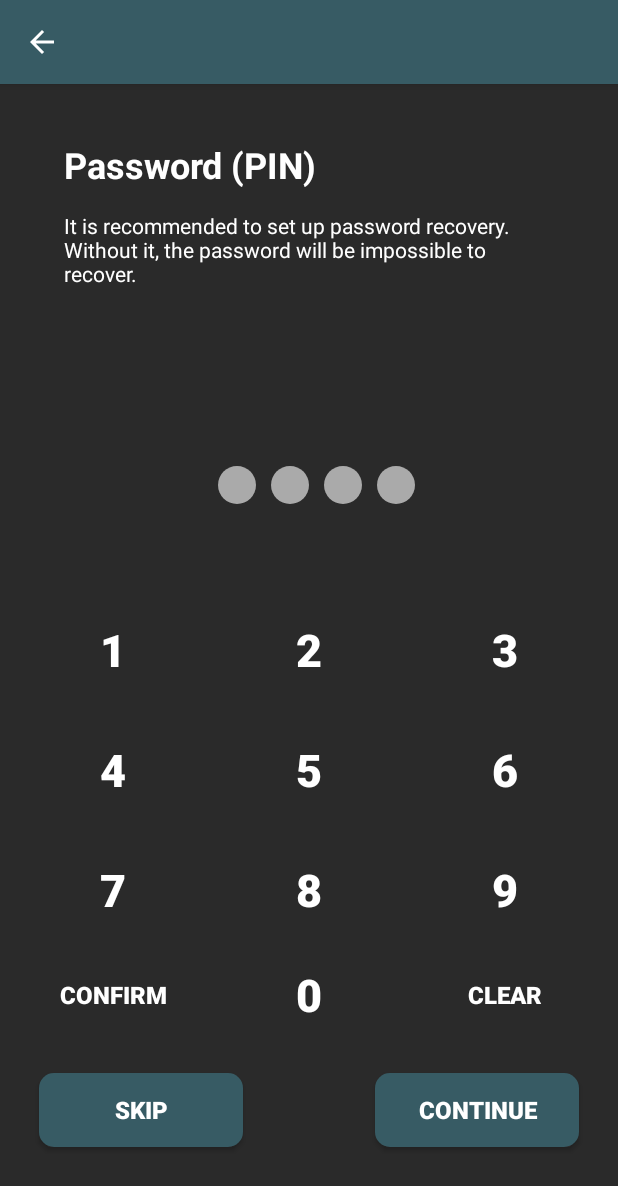
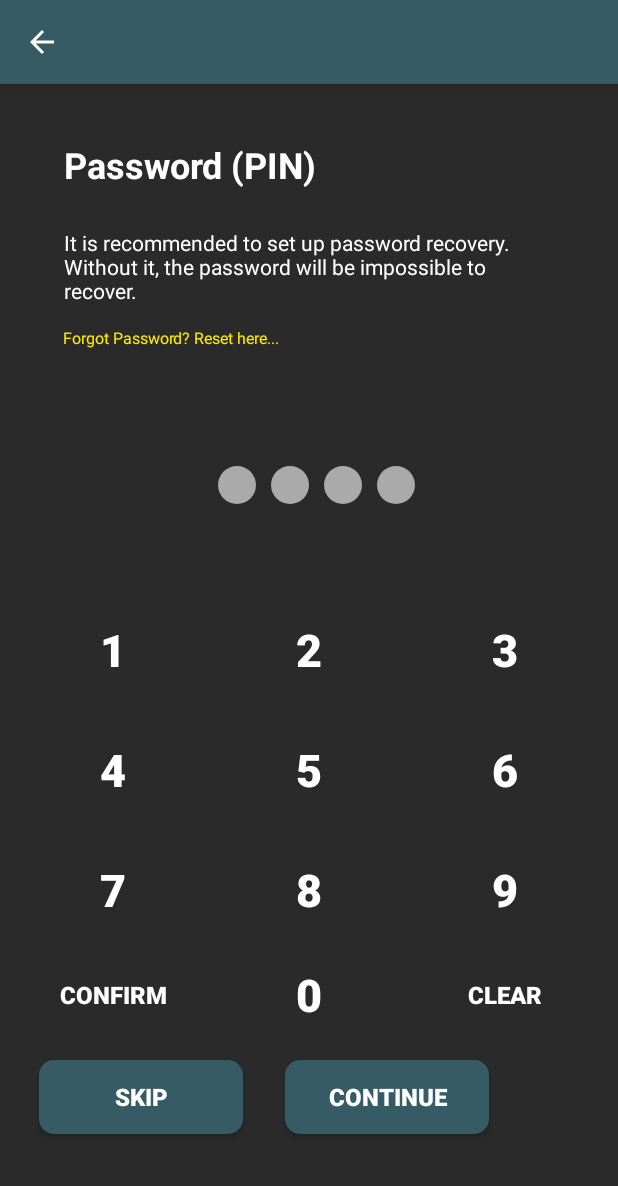
Before and after one commit to Topitops69/TicTacJournal_Official, an Android app: the Password screen opened directly, with no data from a screen before it, after a tap on "CONFIRM", on a phone screen of 412 x 824 dp. Shown: the top 1186 px of the screen. Run offline under Robolectric (Android 15) with nearby library versions, the phone set to English and light mode, and no system bars; our stand-ins replace sdp/ssp sizes.

Commit message:
Added a Password Feature.

```diff
--- a/app/build.gradle
+++ b/app/build.gradle
@@ -63,4 +63,6 @@ dependencies {
     implementation 'androidx.activity:activity-ktx:1.3.0'
     implementation 'androidx.fragment:fragment-ktx:1.3.0'
 
+
+
 }
--- a/app/src/main/java/com/example/tictacjournalofficial/activities/Password.java
+++ b/app/src/main/java/com/example/tictacjournalofficial/activities/Password.java
@@ -1,6 +1,7 @@
 package com.example.tictacjournalofficial.activities;
 
 import androidx.appcompat.app.AppCompatActivity;
+import androidx.constraintlayout.widget.ConstraintLayout;
 
 import android.content.Context;
 import android.content.Intent;
@@ -8,40 +9,67 @@ import android.content.SharedPreferences;
 import android.os.Bundle;
 import android.view.View;
 import android.widget.Button;
+import android.widget.LinearLayout;
+import android.widget.RelativeLayout;
+import android.widget.TextView;
 import android.widget.Toast;
 
 import com.example.tictacjournalofficial.R;
 
 import java.util.ArrayList;
 
+public class Password extends AppCompatActivity implements View.OnClickListener {
 
-public class Password extends AppCompatActivity implements View.OnClickListener{
+    View view_01, view_02, view_03, view_04;
 
 
-    View view_01,view_02, view_03, view_04;
-
-    Button btn_01, btn_02,btn_03,btn_04,btn_05,btn_06,btn_07,btn_08,btn_09,btn_0,btnClear,btnConfirm, btnSkip, btnContinue;
+    RelativeLayout setBlank;
+    Button btn_01, btn_02, btn_03, btn_04, btn_05, btn_06, btn_07, btn_08, btn_09, btn_0, btnClear, btnConfirm, btnSkip, btnContinue;
 
     ArrayList<String> numList = new ArrayList<>();
     String passCode = "";
     String num1, num2, num3, num4;
-
 
     @Override
     protected void onCreate(Bundle savedInstanceState) {
         super.onCreate(savedInstanceState);
         setContentView(R.layout.activity_password);
         initializeComponents();
-        //getSupportActionBar().setTitle("PIN");
+
         getSupportActionBar().setDisplayHomeAsUpEnabled(true);
 
         btnContinue = findViewById(R.id.btnContinue);
         btnSkip = findViewById(R.id.btnSkip);
+        setBlank = findViewById(R.id.blankPass);
 
-        btnSkip.setOnClickListener(View-> startActivity(new Intent(Password.this, Theme.class)));
+        // Check if passcode is set, if it is then hide skip and continue buttons
+        if (getPassCode().length() > 0) {
+            setBlank.setVisibility(View.GONE);
+        }
 
-        btnContinue.setOnClickListener(view-> startActivity(new Intent(Password.this, Theme.class)));
+        btnSkip.setOnClickListener(view -> startActivity(new Intent(Password.this, Theme.class)));
+
+        btnContinue.setOnClickListener(view -> {
+            if (numList.size() == 4) {
+                passCode = num1 + num2 + num3 + num4;
+                if (getPassCode().length() == 0) {
+                    savePassCode(passCode);
+                    Toast.makeText(this, "Passcode set. Please input passcode again.", Toast.LENGTH_SHORT).show();
+                    numList.clear();
+                    passNumber(numList);
+                } else {
+                    matchPassCode();
+                }
+            } else {
+                Toast.makeText(this, "Enter 4 digit passcode", Toast.LENGTH_SHORT).show();
+            }
+        });
+
+        TextView resetPass = findViewById(R.id.resetPass);
+        resetPass.setOnClickListener(v -> resetPassCode());
     }
+
+
 
     private void initializeComponents() {
         view_01 = findViewById(R.id.view_01);
@@ -74,13 +102,11 @@ public class Password extends AppCompatActivity implements View.OnClickListener{
         btn_09.setOnClickListener(this);
         btnClear.setOnClickListener(this);
         btnConfirm.setOnClickListener(this);
-
-
     }
 
     @Override
     public void onClick(View v) {
-        switch (v.getId()){
+        switch (v.getId()) {
             case R.id.btn_0:
                 numList.add("0");
                 passNumber(numList);
@@ -126,26 +152,49 @@ public class Password extends AppCompatActivity implements View.OnClickListener{
                 passNumber(numList);
                 break;
             case R.id.btnConfirm:
-                passCode = num1 + num2 + num3 + num4;
-                if(getPassCode().length() == 0){
-                    savePassCode(passCode);
-                }
-                else{
-                    matchPassCode();
+                if (numList.size() == 4) {
+                    passCode = num1 + num2 + num3 + num4;
+                    if (getPassCode().length() == 0) {
+                        savePassCode(passCode);
+                        Toast.makeText(this, "Passcode set. Please input passcode again.", Toast.LENGTH_SHORT).show();
+                        numList.clear();
+                        passNumber(numList);
+                    } else {
+                        matchPassCode();
+                    }
+                } else if (passCode.equals("reset")) { // Check if passcode is "reset"
+                    resetPassCode();
+                    Toast.makeText(this, "Passcode Reset. Set New Passcode.", Toast.LENGTH_SHORT).show();
+                } else {
+                    Toast.makeText(this, "Enter 4 digit passcode", Toast.LENGTH_SHORT).show();
                 }
                 break;
         }
     }
 
+    private void confirmPassCode() {
+        if (numList.size() == 4) {
+            passCode = num1 + num2 + num3 + num4;
+            if (getPassCode().length() == 0) {
+                savePassCode(passCode);
+            } else {
+                matchPassCode();
+            }
+        } else {
+            Toast.makeText(this, "Enter 4 digit passcode", Toast.LENGTH_SHORT).show();
+            numList.clear(); // Clear the input
+            passNumber(numList); // Update the passcode dots view
+        }
+    }
+
     private void passNumber(ArrayList<String> numList) {
-        if(numList.size() == 0){
+        if (numList.size() == 0) {
             view_01.setBackgroundResource(R.drawable.bg_view_grey_oval);
             view_02.setBackgroundResource(R.drawable.bg_view_grey_oval);
             view_03.setBackgroundResource(R.drawable.bg_view_grey_oval);
             view_04.setBackgroundResource(R.drawable.bg_view_grey_oval);
-        }
-        else{
-            switch(numList.size()){
+        } else {
+            switch (numList.size()) {
                 case 1:
                     num1 = numList.get(0);
                     view_01.setBackgroundResource(R.drawable.bg_view_blue_oval);
@@ -161,36 +210,43 @@ public class Password extends AppCompatActivity implements View.OnClickListener{
                 case 4:
                     num4 = numList.get(3);
                     view_04.setBackgroundResource(R.drawable.bg_view_blue_oval);
-
                     break;
             }
         }
     }
 
     private void matchPassCode() {
-        if(getPassCode().equals(passCode)){
+        if (getPassCode().equals(passCode)) {
+            Toast.makeText(this, "Passcode correct, proceeding...", Toast.LENGTH_SHORT).show();
             startActivity(new Intent(this, Theme.class));
-        }
-        else{
+        } else {
             Toast.makeText(this, "Invalid Passcode. Try Again", Toast.LENGTH_SHORT).show();
+            numList.clear(); // Clear the input
+            passNumber(numList); // Update the passcode dots view
         }
     }
 
-    private SharedPreferences.Editor savePassCode(String passCode)
-    {
+
+    private void savePassCode(String passCode) {
         SharedPreferences preferences = getSharedPreferences("Passcode pref", Context.MODE_PRIVATE);
         SharedPreferences.Editor editor = preferences.edit();
         editor.putString("passcode", passCode);
-        editor.commit();
-
-        return editor;
+        editor.apply();
     }
 
-    private  String getPassCode(){
+    private String getPassCode() {
         SharedPreferences preferences = getSharedPreferences("Passcode pref", Context.MODE_PRIVATE);
-
-        return preferences.getString("Passcode", "");
+        return preferences.getString("passcode", "");
     }
 
+    private void resetPassCode() {
+        SharedPreferences preferences = getSharedPreferences("Passcode pref", Context.MODE_PRIVATE);
+        SharedPreferences.Editor editor = preferences.edit();
+        editor.remove("passcode");
+        editor.apply();
+        Toast.makeText(this, "Passcode Reset. Set New Passcode.", Toast.LENGTH_SHORT).show();
+        numList.clear(); // Clear the input
+        passNumber(numList); // Update the passcode dots view
+    }
 
 }
--- a/app/src/main/res/layout/activity_password.xml
+++ b/app/src/main/res/layout/activity_password.xml
@@ -8,6 +8,7 @@
     tools:context=".activities.Password">
 
     <LinearLayout
+        android:id="@+id/main_layout"
         android:layout_width="match_parent"
         android:layout_height="match_parent"
         android:layout_marginLeft="10dp"
@@ -38,15 +39,31 @@
 
             <TextView
                 android:id="@+id/description"
-                android:layout_width="328dp"
-                android:layout_height="65dp"
+                android:layout_width="326dp"
+                android:layout_height="54dp"
                 android:layout_marginStart="30dp"
+                android:layout_marginTop="4dp"
                 android:layout_marginBottom="48dp"
                 android:text="It is recommended to set up password recovery.\nWithout it, the password will be impossible to recover."
                 android:textColor="#FFFFFF"
                 app:layout_constraintBottom_toBottomOf="parent"
                 app:layout_constraintStart_toStartOf="parent"
                 app:layout_constraintTop_toBottomOf="@+id/Password" />
+
+            <TextView
+
+                android:id="@+id/resetPass"
+                android:layout_width="231dp"
+                android:layout_height="20dp"
+                android:layout_marginStart="29dp"
+                android:layout_marginTop="12dp"
+                android:text="Forgot Password? Reset here..."
+
+                android:textColor="#FFEA00"
+                android:textSize="@dimen/_8ssp"
+                app:layout_constraintStart_toStartOf="parent"
+                app:layout_constraintTop_toBottomOf="@+id/description"
+                />
 
         </androidx.constraintlayout.widget.ConstraintLayout>
 
@@ -286,12 +303,11 @@
 
             </LinearLayout>
 
-
-        </LinearLayout>
-
-        <androidx.constraintlayout.widget.ConstraintLayout
+            <RelativeLayout
                 android:layout_width="match_parent"
-            android:layout_height="95dp">
+                android:layout_height="95dp"
+                android:id="@+id/blankPass"
+                >
 
                 <Button
                     android:id="@+id/btnContinue"
@@ -300,6 +316,7 @@
                     android:layout_marginTop="13dp"
                     android:layout_marginEnd="16dp"
                     android:layout_marginBottom="15dp"
+                    android:layout_marginStart="180dp"
                     android:background="@drawable/roundstyle"
                     android:text="Continue"
                     android:textColor="#FFFFFF"
@@ -316,6 +333,7 @@
                     android:layout_marginStart="16dp"
                     android:layout_marginTop="13dp"
                     android:layout_marginBottom="15dp"
+
                     android:background="@drawable/roundstyle"
                     android:text="@string/skip"
                     android:textColor="#FFFFFF"
@@ -324,7 +342,10 @@
                     app:layout_constraintBottom_toBottomOf="parent"
                     app:layout_constraintStart_toStartOf="parent"
                     app:layout_constraintTop_toTopOf="parent" />
-        </androidx.constraintlayout.widget.ConstraintLayout>
+            </RelativeLayout>
+        </LinearLayout>
+
+
 
     </LinearLayout>
 
--- a/app/src/main/res/layout/fragment_insight.xml
+++ b/app/src/main/res/layout/fragment_insight.xml
@@ -38,4 +38,6 @@
 
     </LinearLayout>
 
+
+
 </LinearLayout>
```
Also changed, not shown: app/src/main/java/com/example/tictacjournalofficial/activities/addJournal.java (+4 -4 lines). Lines whose indentation alone changed are shown as unchanged.
